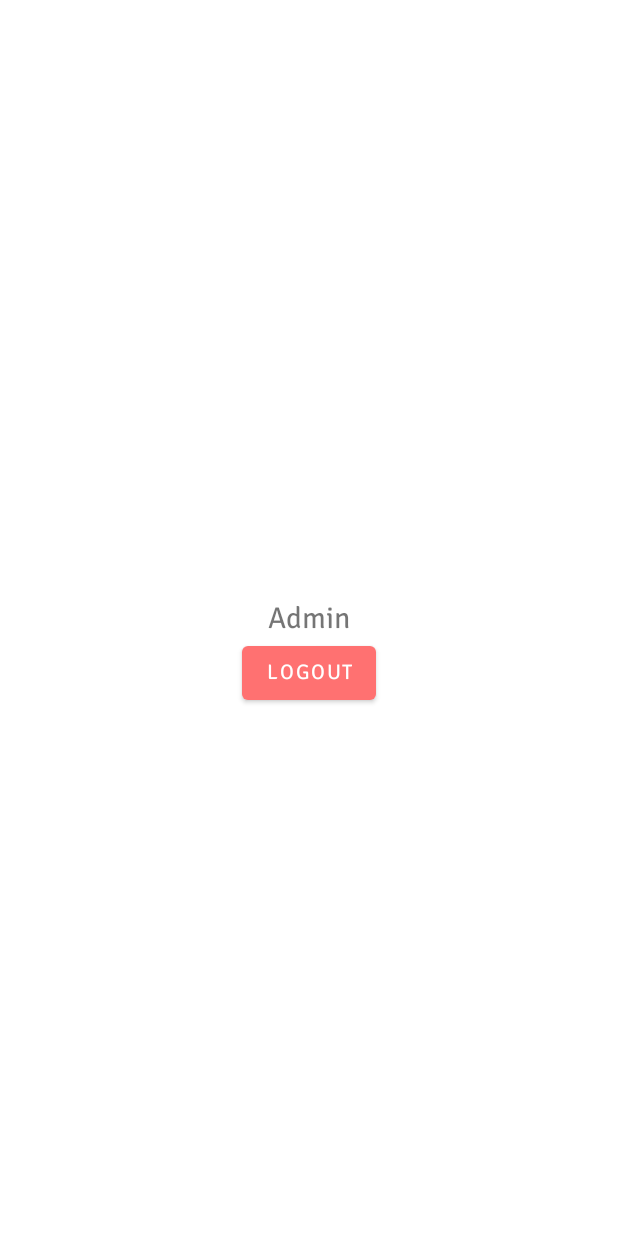
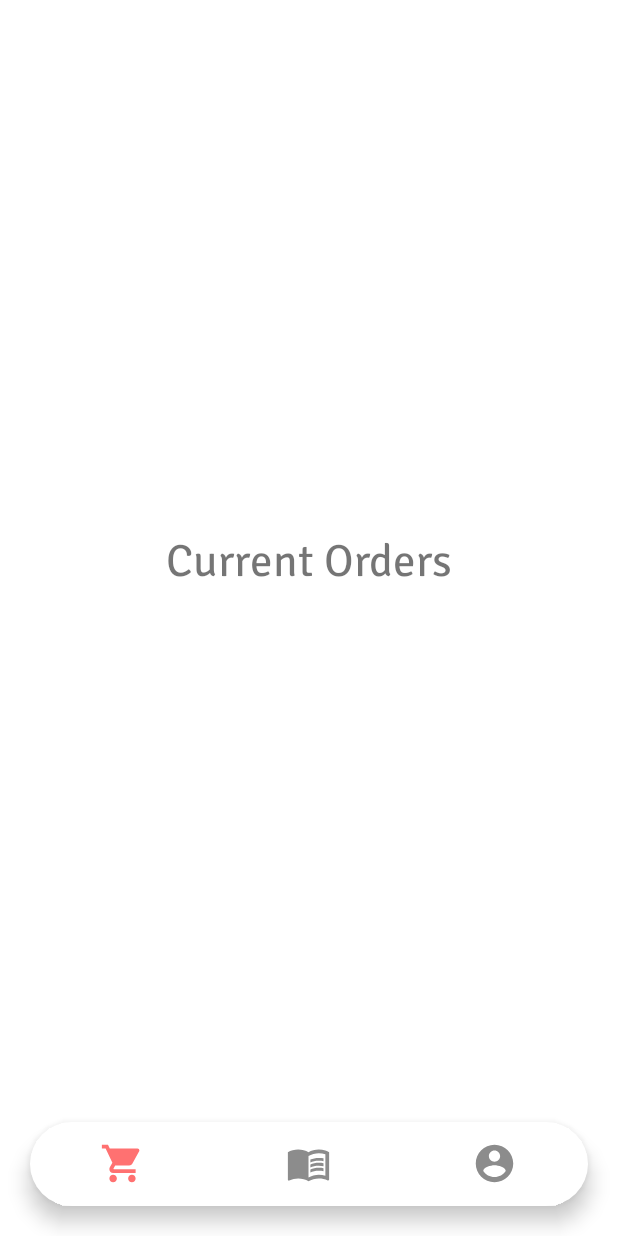
Before and after one commit to i-shivamsoni/FoodLine, an Android app: the AdminActivity screen opened directly, with no data from a screen before it, on a phone screen of 412 x 824 dp. Run offline under Robolectric (Android 15) with nearby library versions, the light colour scheme and no system bars; our stand-ins replace data binding, navigation-ui.

Commit message:
Set up bottom navigation for admin with current orders, notifications and account screens.

```diff
--- a/app/src/main/java/com/example/foodline/ui/admin/AdminActivity.java
+++ b/app/src/main/java/com/example/foodline/ui/admin/AdminActivity.java
@@ -6,11 +6,12 @@ import android.os.Bundle;
 import androidx.annotation.Nullable;
 import androidx.appcompat.app.AppCompatActivity;
 import androidx.databinding.DataBindingUtil;
+import androidx.navigation.NavController;
+import androidx.navigation.Navigation;
+import androidx.navigation.ui.NavigationUI;
 
 import com.example.foodline.R;
 import com.example.foodline.databinding.ActivityAdminBinding;
-import com.example.foodline.repository.FoodRepository;
-import com.example.foodline.ui.auth.AuthActivity;
 import com.example.foodline.utils.SharedPreferenceUtil;
 
 public class AdminActivity extends AppCompatActivity {
@@ -24,26 +25,29 @@ public class AdminActivity extends AppCompatActivity {
         binding = DataBindingUtil.setContentView(this, R.layout.activity_admin);
         sharedPreferenceUtil = SharedPreferenceUtil.getInstance(this);
 
-        setListeners();
+//        setListeners();
+
+        NavController navController = Navigation.findNavController(this, R.id.nav_host_fragment_admin);
+        NavigationUI.setupWithNavController(binding.bottomNav, navController);
     }
 
-    private void setListeners() {
-        binding.logoutBtn.setOnClickListener(v -> logout());
-    }
-
-    private void logout() {
-        sharedPreferenceUtil.setIsAdmin(false);
-        sharedPreferenceUtil.setIsLogin(false);
-
-        navToAuth();
-    }
-
-    private void navToAuth() {
-        FoodRepository.getInstance(getApplication()).deleteUser();
-
-        Intent intent = new Intent(this, AuthActivity.class);
-        startActivity(intent);
-        overridePendingTransition(R.anim.slide_in_right, R.anim.slide_out_left);
-        finish();
-    }
+//    private void setListeners() {
+//        binding.logoutBtn.setOnClickListener(v -> logout());
+//    }
+//
+//    private void logout() {
+//        sharedPreferenceUtil.setIsAdmin(false);
+//        sharedPreferenceUtil.setIsLogin(false);
+//
+//        navToAuth();
+//    }
+//
+//    private void navToAuth() {
+//        FoodRepository.getInstance(getApplication()).deleteUser();
+//
+//        Intent intent = new Intent(this, AuthActivity.class);
+//        startActivity(intent);
+//        overridePendingTransition(R.anim.slide_in_right, R.anim.slide_out_left);
+//        finish();
+//    }
 }
--- /dev/null
+++ b/app/src/main/java/com/example/foodline/ui/admin/current_orders/CurrentOrdersFragment.java
@@ -0,0 +1,27 @@
+package com.example.foodline.ui.admin.current_orders;
+
+import android.os.Bundle;
+import android.view.LayoutInflater;
+import android.view.View;
+import android.view.ViewGroup;
+
+import androidx.annotation.NonNull;
+import androidx.annotation.Nullable;
+import androidx.fragment.app.Fragment;
+
+import com.example.foodline.databinding.FragmentCurrentOrdersBinding;
+
+public class CurrentOrdersFragment extends Fragment {
+
+    private FragmentCurrentOrdersBinding binding;
+
+    public CurrentOrdersFragment(){
+    }
+
+    @Nullable
+    @Override
+    public View onCreateView(@NonNull LayoutInflater inflater, @Nullable ViewGroup container, @Nullable Bundle savedInstanceState) {
+        binding = FragmentCurrentOrdersBinding.inflate(inflater);
+        return binding.getRoot();
+    }
+}
--- a/app/src/main/res/layout/activity_admin.xml
+++ b/app/src/main/res/layout/activity_admin.xml
@@ -5,27 +5,35 @@
 
     <androidx.constraintlayout.widget.ConstraintLayout
         android:layout_width="match_parent"
-        android:layout_height="match_parent">
+        android:layout_height="match_parent"
+        tools:context=".ui.admin.AdminActivity">
 
-        <TextView
-            android:id="@+id/textView2"
-            android:layout_width="wrap_content"
+        <fragment
+            android:id="@+id/nav_host_fragment_admin"
+            android:name="androidx.navigation.fragment.NavHostFragment"
+            android:layout_width="0dp"
+            android:layout_height="0dp"
+            app:defaultNavHost="true"
+            app:layout_constraintBottom_toTopOf="@+id/bottom_nav"
+            app:layout_constraintLeft_toLeftOf="parent"
+            app:layout_constraintRight_toRightOf="parent"
+            app:layout_constraintTop_toTopOf="parent"
+            app:navGraph="@navigation/nav_graph_admin" />
+
+        <com.google.android.material.bottomnavigation.BottomNavigationView
+            android:id="@+id/bottom_nav"
+            android:layout_width="0dp"
             android:layout_height="wrap_content"
-            android:text="Admin"
-            android:textSize="20sp"
+            android:layout_margin="20dp"
+            android:background="@drawable/rounded_corner"
+            android:elevation="3dp"
+            app:itemIconSize="30dp"
+            app:itemIconTint="@drawable/item_selector"
+            app:itemRippleColor="@color/transparent"
+            app:labelVisibilityMode="unlabeled"
             app:layout_constraintBottom_toBottomOf="parent"
             app:layout_constraintEnd_toEndOf="parent"
             app:layout_constraintStart_toStartOf="parent"
-            app:layout_constraintTop_toTopOf="parent" />
-
-        <Button
-            android:id="@+id/logout_btn"
-            android:layout_width="wrap_content"
-            android:layout_height="wrap_content"
-            android:text="@string/logout"
-            app:layout_constraintEnd_toEndOf="@+id/textView2"
-            app:layout_constraintStart_toStartOf="@+id/textView2"
-            app:layout_constraintTop_toBottomOf="@+id/textView2" />
-
+            app:menu="@menu/bottom_nav_menu_admin" />
     </androidx.constraintlayout.widget.ConstraintLayout>
 </layout>
--- /dev/null
+++ b/app/src/main/res/layout/fragment_current_orders.xml
@@ -0,0 +1,19 @@
+<?xml version="1.0" encoding="utf-8"?>
+<layout xmlns:android="http://schemas.android.com/apk/res/android"
+    xmlns:app="http://schemas.android.com/apk/res-auto">
+    <androidx.constraintlayout.widget.ConstraintLayout
+        android:layout_width="match_parent"
+        android:layout_height="match_parent">
+
+        <TextView
+            android:layout_width="wrap_content"
+            android:layout_height="wrap_content"
+            android:text="Current Orders"
+            android:textSize="30sp"
+            app:layout_constraintBottom_toBottomOf="parent"
+            app:layout_constraintEnd_toEndOf="parent"
+            app:layout_constraintStart_toStartOf="parent"
+            app:layout_constraintTop_toTopOf="parent" />
+
+    </androidx.constraintlayout.widget.ConstraintLayout>
+</layout>
--- /dev/null
+++ b/app/src/main/res/menu/bottom_nav_menu_admin.xml
@@ -0,0 +1,15 @@
+<?xml version="1.0" encoding="utf-8"?>
+<menu xmlns:android="http://schemas.android.com/apk/res/android">
+    <item
+        android:id="@+id/currentOrdersFragment"
+        android:icon="@drawable/ic_cart"
+        android:title="Current orders" />
+    <item
+        android:id="@+id/notificationsFragment"
+        android:icon="@drawable/ic_menu"
+        android:title="Notifications" />
+    <item
+        android:id="@+id/adminAccountFragment"
+        android:icon="@drawable/ic_account"
+        android:title="Admin Account" />
+</menu>
--- /dev/null
+++ b/app/src/main/res/navigation/nav_graph_admin.xml
@@ -0,0 +1,23 @@
+<?xml version="1.0" encoding="utf-8"?>
+<navigation xmlns:android="http://schemas.android.com/apk/res/android"
+    xmlns:app="http://schemas.android.com/apk/res-auto"
+    xmlns:tools="http://schemas.android.com/tools"
+    android:id="@+id/nav_graph_admin"
+    app:startDestination="@id/currentOrdersFragment">
+
+    <fragment
+        android:id="@+id/currentOrdersFragment"
+        android:name="com.example.foodline.ui.admin.current_orders.CurrentOrdersFragment"
+        android:label="CurrentOrdersFragment"
+        tools:layout="@layout/fragment_current_orders"/>
+    <fragment
+        android:id="@+id/notificationsFragment"
+        android:name="com.example.foodline.ui.admin.notifications.NotificationsFragment"
+        android:label="NotificationsFragment"
+        tools:layout="@layout/fragment_notifications" />
+    <fragment
+        android:id="@+id/adminAccountFragment"
+        android:name="com.example.foodline.ui.admin.admin_account.AdminAccountFragment"
+        android:label="AdminAccountFragment"
+        tools:layout="@layout/fragment_admin_account" />
+</navigation>
```
Also changed, not shown: app/src/main/java/com/example/foodline/ui/admin/admin_account/AdminAccountFragment.java (added, +26 -0 lines), app/src/main/java/com/example/foodline/ui/admin/notifications/NotificationsFragment.java (added, +26 -0 lines), app/src/main/res/layout/fragment_admin_account.xml (added, +22 -0 lines), app/src/main/res/layout/fragment_notifications.xml (added, +21 -0 lines).
